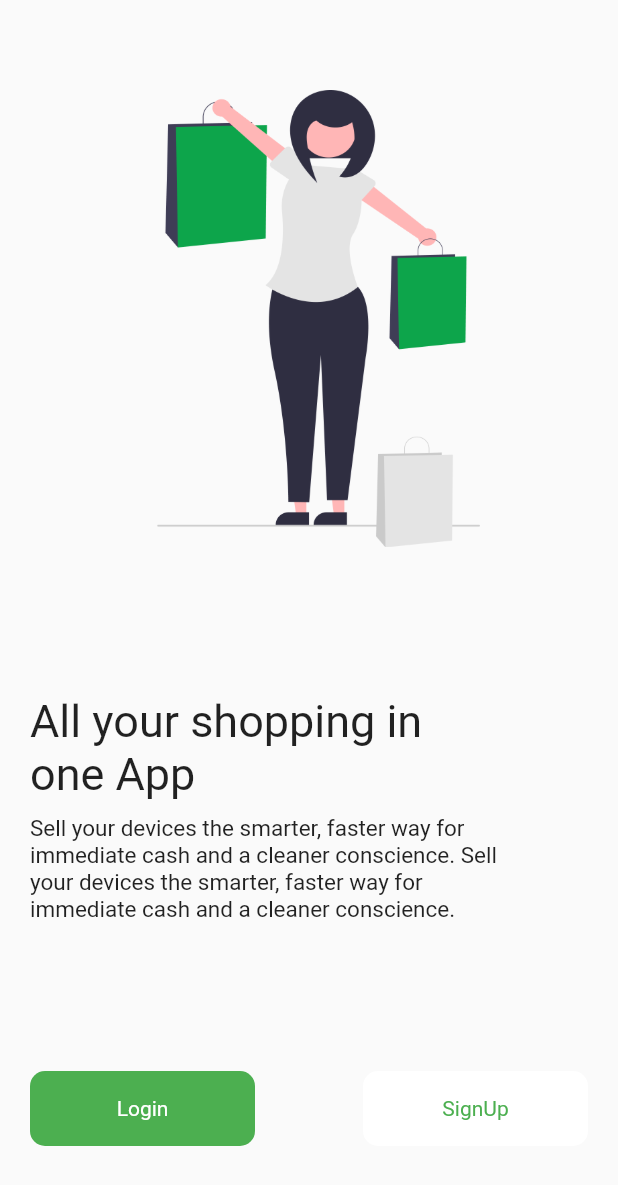
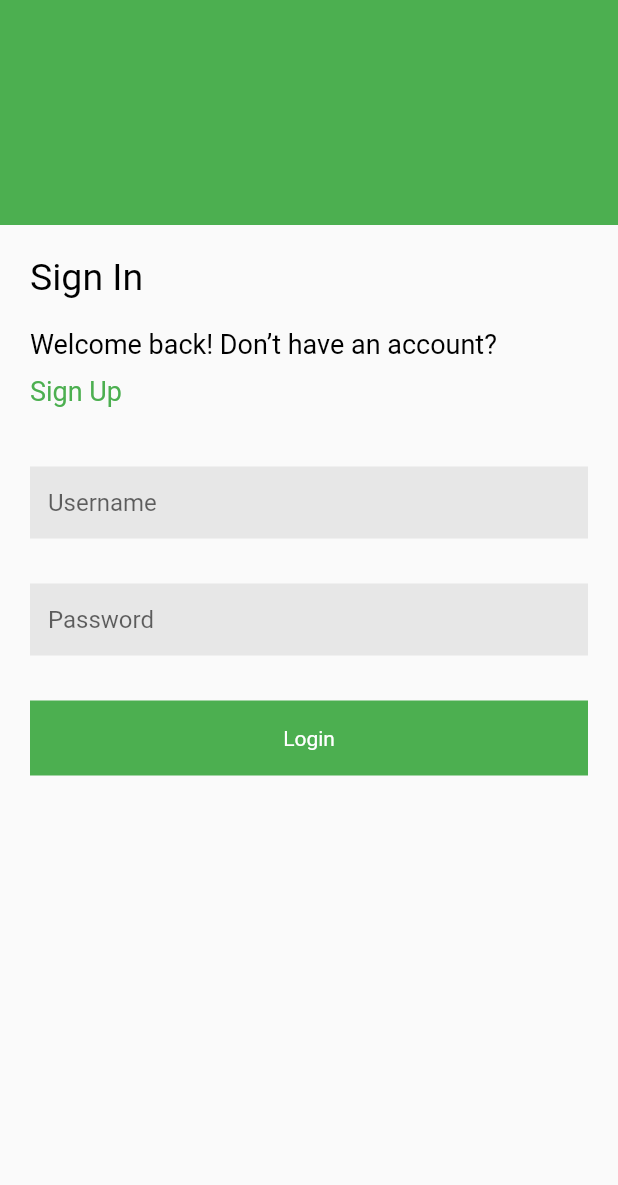
Before and after one commit to Codebox124/Shop-Net, a Flutter app: the screen it shows after launch, after a tap on "Login", on a phone screen of 412 x 824 dp. Shown: the top 1185 px of the screen. Run offline on Flutter 3.47's test engine with Material 2 defaults, Android fonts, the phone set to English and light mode, and no system bars; our stand-ins replace firebase_core, flutter_riverpod; accounts and stored records are empty.

Commit message:
don with splash screen

```diff
--- a/lib/main.dart
+++ b/lib/main.dart
@@ -1,12 +1,13 @@
 import 'package:firebase_core/firebase_core.dart';
 import 'package:flutter/material.dart';
+import 'package:flutter_riverpod/flutter_riverpod.dart';
 import 'package:shopnet/firebase_options.dart';
 import 'package:shopnet/screens/splashScreen.dart';
 
 void main() async {
   WidgetsFlutterBinding.ensureInitialized();
   await Firebase.initializeApp(options: DefaultFirebaseOptions.currentPlatform);
-  runApp(const MyApp());
+  runApp(ProviderScope(child: const MyApp()));
 }
 
 class MyApp extends StatefulWidget {
--- /dev/null
+++ b/lib/screens/loginpage.dart
@@ -0,0 +1,90 @@
+import 'package:flutter/material.dart';
+
+class LoginPage extends StatefulWidget {
+  const LoginPage({super.key});
+
+  @override
+  State<LoginPage> createState() => _LoginPageState();
+}
+
+class _LoginPageState extends State<LoginPage> {
+  @override
+  Widget build(BuildContext context) {
+    return Scaffold(
+      body: Column(
+        crossAxisAlignment: CrossAxisAlignment.start,
+        children: [
+          Stack(
+            children: [
+              Container(
+                color: Colors.green,
+                height: 150,
+              ),
+            ],
+          ),
+          Padding(
+            padding: const EdgeInsets.all(20),
+            child: Column(
+              crossAxisAlignment: CrossAxisAlignment.start,
+              children: [
+                Text(
+                  "Sign In",
+                  style: TextStyle(fontSize: 25, color: Colors.black),
+                ),
+                SizedBox(
+                  height: 20,
+                ),
+                Text(
+                  "Welcome back! Don’t have an account?",
+                  style: TextStyle(fontSize: 18, color: Colors.black),
+                ),
+                SizedBox(
+                  height: 10,
+                ),
+                GestureDetector(
+                  onTap: () {},
+                  child: Text(
+                    "Sign Up",
+                    style: TextStyle(fontSize: 18, color: Colors.green),
+                  ),
+                ),
+                SizedBox(
+                  height: 40,
+                ),
+                TextField(
+                  decoration: InputDecoration(
+                    hintText: "Username",
+                    border: InputBorder.none,
+                    filled: true,
+                    fillColor: Color.fromARGB(255, 231, 231, 231),
+                  ),
+                ),
+                SizedBox(height: 30,),
+                 TextField(
+                  obscureText: true,
+                  keyboardType: TextInputType.text,
+                  decoration: InputDecoration(
+                    hintText: "Password",
+
+
+                    border: InputBorder.none,
+                    filled: true,
+                    fillColor: Color.fromARGB(255, 231, 231, 231),
+                  ),
+                ),
+                 SizedBox(height: 30,),
+                 Container(
+                  height: 50,
+                  color: Colors.green,
+                  child: Center(
+                    child: Text("Login",style: TextStyle(color: Colors.white),),
+                  ),
+                 )
+              ],
+            ),
+          ),
+        ],
+      ),
+    );
+  }
+}
--- a/lib/screens/splashScreen.dart
+++ b/lib/screens/splashScreen.dart
@@ -1,4 +1,5 @@
 import 'package:flutter/material.dart';
+import 'package:shopnet/screens/loginpage.dart';
 
 class SplashScreen extends StatefulWidget {
   const SplashScreen({super.key});
@@ -41,7 +42,10 @@ class _SplashScreenState extends State<SplashScreen> {
               mainAxisAlignment: MainAxisAlignment.spaceBetween,
               children: [
                 GestureDetector(
-                  onTap: () {},
+                  onTap: () {
+                    Navigator.push(context,
+                        MaterialPageRoute(builder: (context) => LoginPage()));
+                  },
                   child: Container(
                     height: 50,
                     width: 150,
```
